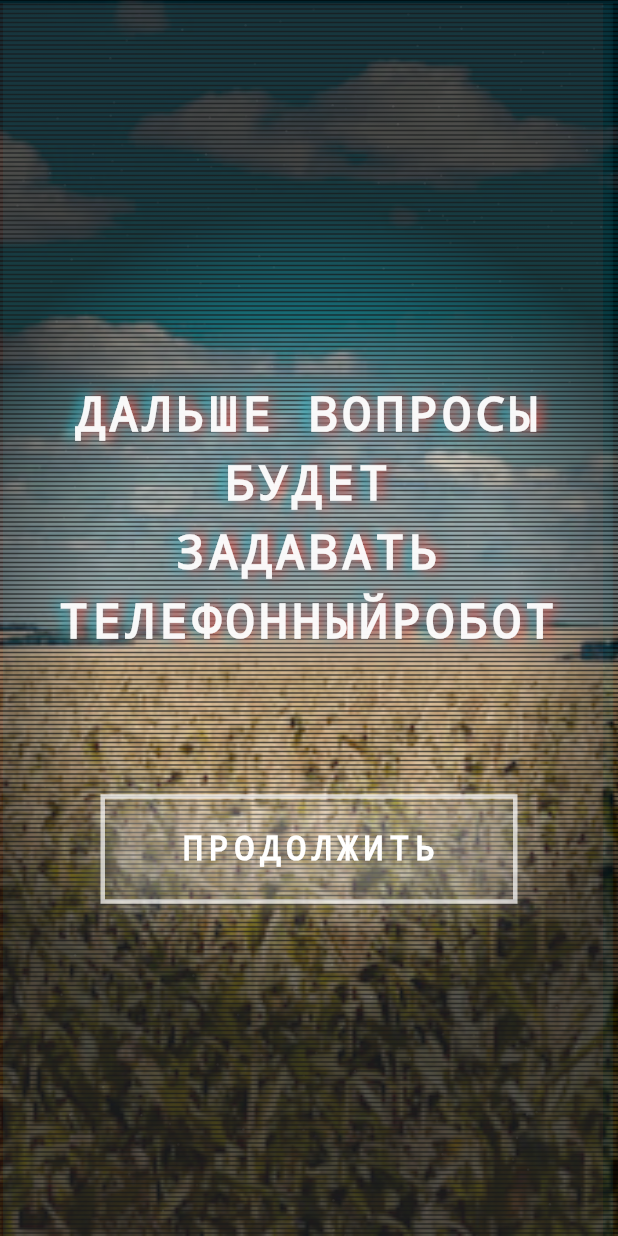
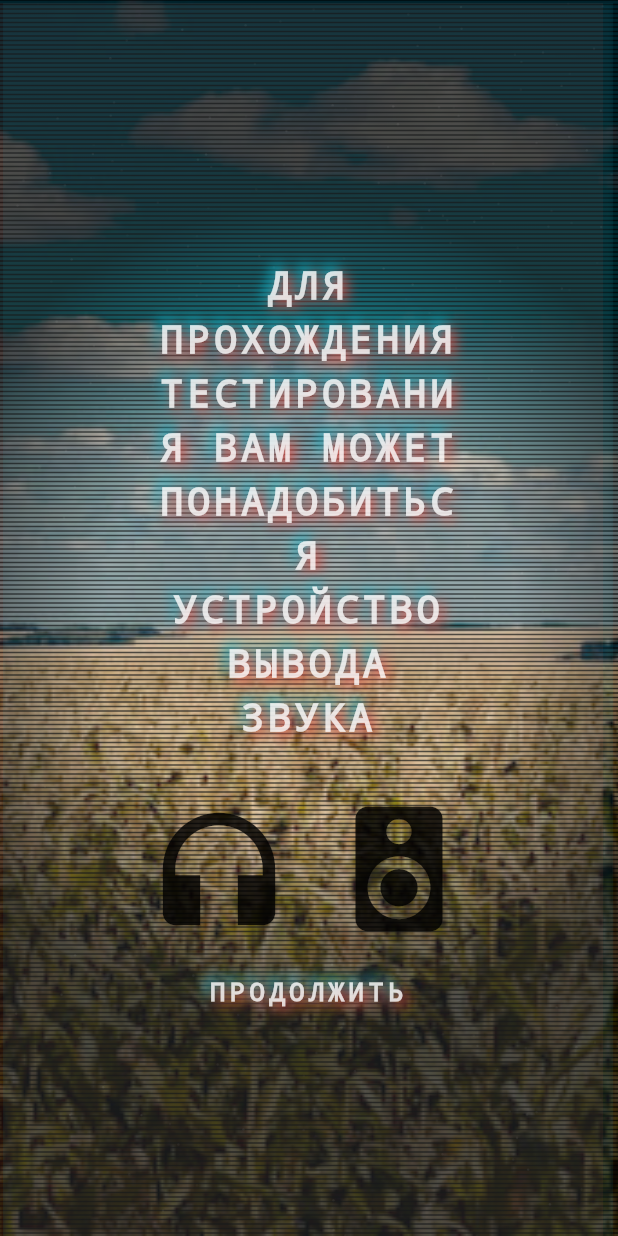
Before and after one commit to sb-dor/dreamjob, a Flutter app: the RetroTVScreen screen opened directly, after a tap on "ПРОДОЛЖИТЬ", on a phone screen of 412 x 824 dp. Run offline on Flutter 3.47's test engine with Material 3 defaults, Android fonts, the phone set to English and light mode, and no system bars; our stand-ins replace just_audio.

Commit message:
removed unnecessary code and added levels

```diff
--- /dev/null
+++ b/lib/game_level_controller.dart
@@ -0,0 +1,32 @@
+import 'package:dreamjob/level_1.dart';
+import 'package:dreamjob/sound_player.dart';
+import 'package:flutter/material.dart';
+
+import 'level_2.dart';
+
+class GameLevelController with ChangeNotifier {
+  late final SoundPlayer _soundPlayer;
+
+  bool controllerInitialized = false, _loadingNextLevel = false;
+  int _currentLevelIndex = 0;
+
+  Widget get currentLevel => _levels[_currentLevelIndex];
+  final List<Widget> _levels = [Level1(), Level2()];
+
+  void initializeController() async {
+    _soundPlayer = SoundPlayer("assets/sounds/cassette_engagement.mp3");
+    await _soundPlayer.init();
+    controllerInitialized = true;
+    notifyListeners();
+  }
+
+  void nextLevel() async {
+    if(_loadingNextLevel) return;
+    _loadingNextLevel = true;
+    await Future.delayed(const Duration(milliseconds: 500));
+    await _soundPlayer.play();
+    _currentLevelIndex++;
+    _loadingNextLevel = false;
+    notifyListeners();
+  }
+}
--- /dev/null
+++ b/lib/level_1.dart
@@ -0,0 +1,49 @@
+import 'package:dreamjob/game_level_controller.dart';
+import 'package:dreamjob/main.dart';
+import 'package:dreamjob/sound_player.dart';
+import 'package:dreamjob/text_widget.dart';
+import 'package:flutter/material.dart';
+
+class Level1 extends StatefulWidget {
+  const Level1({super.key});
+
+  @override
+  State<Level1> createState() => _Level1State();
+}
+
+class _Level1State extends State<Level1> {
+  late final GameLevelController _gameLevelController;
+
+  @override
+  void initState() {
+    super.initState();
+    _gameLevelController = GameScope.of(context).gameLevelController;
+  }
+
+  @override
+  Widget build(BuildContext context) {
+    return SizedBox.expand(
+      child: Column(
+        mainAxisAlignment: MainAxisAlignment.center,
+        crossAxisAlignment: CrossAxisAlignment.center,
+        children: [
+          Padding(
+            padding: const EdgeInsets.all(32.0),
+            child: TextWidget(label: "ВНИМАНИЕ", size: 40),
+          ),
+          const SizedBox(height: 200),
+          GestureDetector(
+            onTap: () {
+              _gameLevelController.nextLevel();
+            },
+            child: Container(
+              padding: const EdgeInsets.symmetric(horizontal: 20, vertical: 10),
+              decoration: BoxDecoration(color: Colors.transparent),
+              child: TextWidget(label: 'ПРОДОЛЖИТЬ', size: 17),
+            ),
+          ),
+        ],
+      ),
+    );
+  }
+}
--- /dev/null
+++ b/lib/level_2.dart
@@ -0,0 +1,99 @@
+import 'package:dreamjob/text_widget.dart';
+import 'package:flutter/material.dart';
+
+import 'game_level_controller.dart';
+import 'main.dart';
+
+class Level2 extends StatefulWidget {
+  const Level2({super.key});
+
+  @override
+  State<Level2> createState() => _Level2State();
+}
+
+class _Level2State extends State<Level2> with SingleTickerProviderStateMixin {
+  late final GameLevelController _gameLevelController = GameScope.of(context).gameLevelController;
+  late AnimationController _animationController;
+  late Animation<double> _opacityAnimation;
+
+  @override
+  void initState() {
+    super.initState();
+
+    _animationController = AnimationController(
+      duration: const Duration(milliseconds: 1000),
+      vsync: this,
+    )..repeat(reverse: true);
+
+
+    _opacityAnimation = Tween<double>(begin: 0.0, end: 1.0).animate(
+      CurvedAnimation(
+        parent: _animationController,
+        curve: Curves.easeInOut,
+      ),
+    );
+  }
+
+  @override
+  void dispose() {
+    _animationController.dispose();
+    super.dispose();
+  }
+
+  @override
+  Widget build(BuildContext context) {
+    return SizedBox.expand(
+      child: Column(
+        mainAxisAlignment: MainAxisAlignment.center,
+        crossAxisAlignment: CrossAxisAlignment.center,
+        children: [
+          SizedBox(
+            width: MediaQuery.of(context).size.width / 1.5,
+            child: Padding(
+              padding: const EdgeInsets.all(32.0),
+              child: TextWidget(
+                label: "ДЛЯ ПРОХОЖДЕНИЯ ТЕСТИРОВАНИЯ ВАМ МОЖЕТ ПОНАДОБИТЬСЯ УСТРОЙСТВО ВЫВОДА ЗВУКА",
+                size: 25,
+              ),
+            ),
+          ),
+          AnimatedBuilder(
+            animation: _animationController,
+            builder: (context, child) {
+              return Opacity(
+                opacity: _opacityAnimation.value,
+                child: Row(
+                  mainAxisAlignment: MainAxisAlignment.center,
+                  spacing: 20,
+                  children: [
+                    Icon(
+                      Icons.headphones,
+                      size: 100,
+                      color: Colors.black,
+                    ),
+                    Icon(
+                      Icons.speaker,
+                      size: 100,
+                      color: Colors.black,
+                    ),
+                  ],
+                ),
+              );
+            },
+          ),
+          const SizedBox(height: 10),
+          GestureDetector(
+            onTap: () {
+              _gameLevelController.nextLevel();
+            },
+            child: Container(
+              padding: const EdgeInsets.symmetric(horizontal: 20, vertical: 10),
+              decoration: BoxDecoration(color: Colors.transparent),
+              child: TextWidget(label: 'ПРОДОЛЖИТЬ', size: 17),
+            ),
+          ),
+        ],
+      ),
+    );
+  }
+}
--- a/lib/main.dart
+++ b/lib/main.dart
@@ -1,22 +1,57 @@
 import 'dart:math';
+import 'package:dreamjob/game_level_controller.dart';
 import 'package:dreamjob/sound_player.dart';
 import 'package:flutter/material.dart';
 import 'dart:ui' as ui;
 
 void main() {
-  runApp(const RetroTVGameApp());
+  runApp(const DreamJob());
 }
 
-class RetroTVGameApp extends StatelessWidget {
-  const RetroTVGameApp({super.key});
+class GameScope extends InheritedWidget {
+  const GameScope({super.key, required this.state, required super.child});
+
+  static DreamJobState of(BuildContext context) {
+    final widget = context.getElementForInheritedWidgetOfExactType<GameScope>()?.widget;
+    assert(widget != null, "GameScope was not found in element tree");
+    assert(widget is GameScope, "GameScope was not found in element tree");
+    return (widget as GameScope).state;
+  }
+
+  final DreamJobState state;
+
+  @override
+  bool updateShouldNotify(GameScope old) {
+    return false;
+  }
+}
+
+class DreamJob extends StatefulWidget {
+  const DreamJob({super.key});
+
+  @override
+  State<DreamJob> createState() => DreamJobState();
+}
+
+class DreamJobState extends State<DreamJob> {
+  final GameLevelController gameLevelController = GameLevelController();
+
+  @override
+  void initState() {
+    super.initState();
+    gameLevelController.initializeController();
+  }
 
   @override
   Widget build(BuildContext context) {
-    return MaterialApp(
-      title: 'Dreamjob',
-      theme: ThemeData.dark(),
-      home: const RetroTVScreen(),
-      debugShowCheckedModeBanner: false,
+    return GameScope(
+      state: this,
+      child: MaterialApp(
+        title: 'Dreamjob',
+        theme: ThemeData.dark(),
+        home: const RetroTVScreen(),
+        debugShowCheckedModeBanner: false,
+      ),
     );
   }
 }
@@ -29,21 +64,14 @@ class RetroTVScreen extends StatefulWidget {
 }
 
 class _RetroTVScreenState extends State<RetroTVScreen> with TickerProviderStateMixin {
-  late AnimationController _scanlineController;
-  late AnimationController _textController;
-  late AnimationController _vhsController; // ← новый контроллер для VHS
+  late final AnimationController _scanlineController;
+  late final AnimationController _textController;
+  late final AnimationController _vhsController;
+  late final GameLevelController _gameLevelController;
   late final SoundPlayer _soundPlayer;
-  late final SoundPlayer _casseteEngagement;
 
   String currentText = '';
   bool showContinueButton = false;
-
-  final List<String> gameTexts = [
-    'ДАЛЬШЕ ВОПРОСЫ БУДЕТ\nЗАДАВАТЬ ТЕЛЕФОННЫЙРОБОТ',
-    'ВНИМАНИЕ!НАЧИНАЕМ ТРАНСЛЯЦИЮ',
-    'СИСТЕМА ЗАГРУЖАЕТСЯ...',
-    'СВЯЗЬ УСТАНОВЛЕНА',
-  ];
 
   int currentTextIndex = 0;
 
@@ -55,30 +83,16 @@ class _RetroTVScreenState extends State<RetroTVScreen> with TickerProviderStateM
       ..repeat();
     _textController = AnimationController(vsync: this, duration: const Duration(seconds: 3));
     _vhsController = AnimationController(vsync: this, duration: const Duration(seconds: 6))
-      ..repeat(); // VHS-шум
+      ..repeat();
+    _gameLevelController = GameScope.of(context).gameLevelController;
 
-    _showNextText();
     _initSounds();
   }
 
   void _initSounds() async {
     _soundPlayer = SoundPlayer('assets/sounds/vhs-noise.mp3');
-    _casseteEngagement = SoundPlayer('assets/sounds/cassette_engagement.mp3');
     await _soundPlayer.init();
-    await _casseteEngagement.init();
-    _soundPlayer.playLoop();
-  }
-
-  void _showNextText() {
-    setState(() {
-      currentText = gameTexts[currentTextIndex];
-      showContinueButton = true;
-    });
-    _textController.forward(from: 0);
-  }
-
-  void _onContinue() {
-    _casseteEngagement.play();
+    await _soundPlayer.playLoop();
   }
 
   @override
@@ -117,55 +131,15 @@ class _RetroTVScreenState extends State<RetroTVScreen> with TickerProviderStateM
                 ),
                 size: Size.infinite,
               ),
-              Center(
-                child: Column(
-                  mainAxisAlignment: MainAxisAlignment.center,
-                  children: [
-                    FadeTransition(
-                      opacity: _textController,
-                      child: Padding(
-                        padding: const EdgeInsets.all(32.0),
-                        child: Text(
-                          currentText,
-                          textAlign: TextAlign.center,
-                          style: TextStyle(
-                            fontFamily: 'Courier',
-                            fontSize: 32,
-                            fontWeight: FontWeight.bold,
-                            color: Colors.white.withOpacity(0.95),
-                            shadows: const [
-                              Shadow(color: Colors.cyan, offset: Offset(-3, 0), blurRadius: 10),
-                              Shadow(color: Colors.red, offset: Offset(3, 0), blurRadius: 10),
-                            ],
-                            letterSpacing: 3,
-                          ),
-                        ),
-                      ),
-                    ),
-                    const SizedBox(height: 60),
-                    if (showContinueButton)
-                      GestureDetector(
-                        onTap: _onContinue,
-                        child: Container(
-                          padding: const EdgeInsets.symmetric(horizontal: 50, vertical: 18),
-                          decoration: BoxDecoration(
-                            border: Border.all(color: Colors.white70, width: 3),
-                            boxShadow: const [BoxShadow(color: Colors.white30, blurRadius: 20)],
-                          ),
-                          child: const Text(
-                            'ПРОДОЛЖИТЬ',
-                            style: TextStyle(
-                              fontFamily: 'Courier',
-                              fontSize: 22,
-                              fontWeight: FontWeight.bold,
-                              color: Colors.white,
-                              letterSpacing: 4,
-                            ),
-                          ),
-                        ),
-                      ),
-                  ],
-                ),
+
+              ListenableBuilder(
+                listenable: _gameLevelController,
+                builder: (context, child) {
+                  if(_gameLevelController.controllerInitialized) {
+                    return _gameLevelController.currentLevel;
+                  }
+                  return SizedBox.shrink();
+                },
               ),
             ],
           );
@@ -208,7 +182,7 @@ class ScanlinePainter extends CustomPainter {
   void paint(Canvas canvas, Size size) {
     // обычные скан-линии
     final darkPaint = Paint()
-      ..color = Colors.black.withOpacity(0.7)
+      ..color = Colors.black.withValues(alpha: 0.7)
       ..strokeWidth = 1;
 
     for (double i = 0; i < size.height; i += 3) {
@@ -218,11 +192,11 @@ class ScanlinePainter extends CustomPainter {
     // если линии нет — выходим
     if (posY == null) return;
 
-    final y = posY! * size.height;
+    // final y = posY! * size.height;
 
     // яркая бегущая линия
     // final flashPaint = Paint()
-    //   ..color = Colors.white.withOpacity(alpha)
+    //   ..color = Colors.white.withValues(alpha: alpha)
     //   ..strokeWidth = thickness;
     //
     // canvas.drawLine(
@@ -279,14 +253,20 @@ class VHSOverlayPainter extends CustomPainter {
       final thickness = 2 + rnd.nextDouble() * 8;
       canvas.drawRect(
         Rect.fromLTWH(0, y, w, thickness),
-        Paint()..color = Colors.white.withOpacity(0.15 + rnd.nextDouble() * 0.2),
+        Paint()..color = Colors.white.withValues(alpha: 0.15 + rnd.nextDouble() * 0.2),
       );
     }
 
     // 3. Цветовые искажения (chromatic aberration) + размытие
     canvas.saveLayer(Rect.fromLTWH(0, 0, w, h), Paint());
-    canvas.drawRect(Rect.fromLTWH(-6, 0, w, h), Paint()..color = Colors.red.withOpacity(0.07));
-    canvas.drawRect(Rect.fromLTWH(6, 0, w, h), Paint()..color = Colors.cyan.withOpacity(0.07));
+    canvas.drawRect(
+      Rect.fromLTWH(-6, 0, w, h),
+      Paint()..color = Colors.red.withValues(alpha: 0.07),
+    );
+    canvas.drawRect(
+      Rect.fromLTWH(6, 0, w, h),
+      Paint()..color = Colors.cyan.withValues(alpha: 0.07),
+    );
     canvas.restore();
 
     // 4. Плёночный шум
@@ -294,12 +274,16 @@ class VHSOverlayPainter extends CustomPainter {
       final x = rnd.nextDouble() * w;
       final y = rnd.nextDouble() * h;
       final opacity = rnd.nextDouble() * 0.06;
-      canvas.drawCircle(Offset(x, y), 0.8, Paint()..color = Colors.white.withOpacity(opacity));
+      canvas.drawCircle(
+        Offset(x, y),
+        0.8,
+        Paint()..color = Colors.white.withValues(alpha: opacity),
+      );
     }
 
     // 5. Лёгкое общее размытие и цветовой сдвиг (как на старой кассете)
     final blurPaint = Paint()
-      ..color = Colors.white.withOpacity(0.03)
+      ..color = Colors.white.withValues(alpha: 0.03)
       ..maskFilter = const MaskFilter.blur(BlurStyle.normal, 1.2);
     canvas.drawRect(Rect.fromLTWH(0, 0, w, h), blurPaint);
 
@@ -309,7 +293,7 @@ class VHSOverlayPainter extends CustomPainter {
       canvas.drawRect(
         Rect.fromLTWH(0, y - 40, w, 80),
         Paint()
-          ..color = Colors.white.withOpacity(0.3)
+          ..color = Colors.white.withValues(alpha: 0.3)
           ..blendMode = BlendMode.plus,
       );
     }
--- a/lib/sound_player.dart
+++ b/lib/sound_player.dart
@@ -27,4 +27,6 @@ class SoundPlayer {
 
   // Остановить в любой момент
   Future<void> stop() async => await _player.stop();
+
+  Future<void> dispose() async => await _player.dispose();
 }
--- /dev/null
+++ b/lib/text_widget.dart
@@ -0,0 +1,27 @@
+import 'package:flutter/material.dart';
+
+class TextWidget extends StatelessWidget {
+  const TextWidget({super.key, required this.label, this.size = 14});
+
+  final String label;
+  final double size;
+
+  @override
+  Widget build(BuildContext context) {
+    return Text(
+      label,
+      textAlign: TextAlign.center,
+      style: TextStyle(
+        fontFamily: 'Courier',
+        fontSize: size,
+        fontWeight: FontWeight.bold,
+        color: Colors.white.withValues(alpha: 0.8),
+        shadows: const [
+          Shadow(color: Colors.cyan, offset: Offset(-3, -3), blurRadius: 10),
+          Shadow(color: Colors.red, offset: Offset(3, 3), blurRadius: 10),
+        ],
+        letterSpacing: 3,
+      ),
+    );
+  }
+}
```
